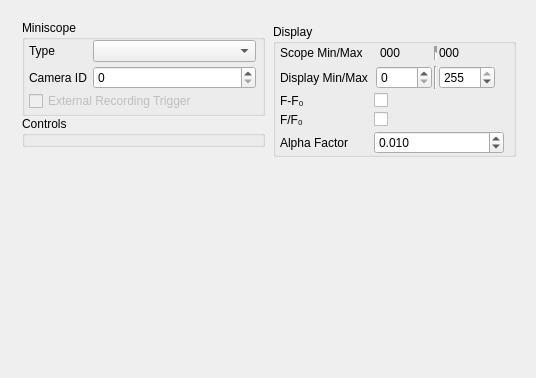
First picture: the form in src/modules/miniscope/miniscopesettingsdialog.ui, repository syntalos/syntalos, before the edit.
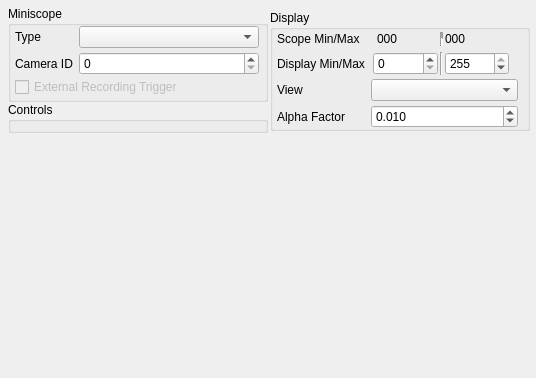
Second picture: the form after the edit.

Commit message: miniscope: Adjust for library API changes

What changed in the file:
```diff
--- a/src/modules/miniscope/miniscopesettingsdialog.ui
+++ b/src/modules/miniscope/miniscopesettingsdialog.ui
@@ -14,9 +14,39 @@
    <string>Dialog</string>
   </property>
   <layout class="QVBoxLayout" name="verticalLayout_6">
+   <property name="spacing">
+    <number>4</number>
+   </property>
+   <property name="leftMargin">
+    <number>6</number>
+   </property>
+   <property name="topMargin">
+    <number>6</number>
+   </property>
+   <property name="rightMargin">
+    <number>6</number>
+   </property>
+   <property name="bottomMargin">
+    <number>6</number>
+   </property>
    <item>
     <widget class="QWidget" name="widget_5" native="true">
      <layout class="QHBoxLayout" name="horizontalLayout">
+      <property name="spacing">
+       <number>0</number>
+      </property>
+      <property name="leftMargin">
+       <number>0</number>
+      </property>
+      <property name="topMargin">
+       <number>0</number>
+      </property>
+      <property name="rightMargin">
+       <number>0</number>
+      </property>
+      <property name="bottomMargin">
+       <number>0</number>
+      </property>
       <item>
        <widget class="QWidget" name="widgetA" native="true">
         <layout class="QVBoxLayout" name="verticalLayout_4">
@@ -72,7 +102,7 @@
                </widget>
               </item>
               <item row="0" column="1">
-               <widget class="QComboBox" name="scopeTypeComboBox"/>
+               <widget class="QComboBox" name="deviceTypeCB"/>
               </item>
               <item row="1" column="0">
                <widget class="QLabel" name="lblCamId">
@@ -312,42 +342,14 @@
                 </layout>
                </widget>
               </item>
-              <item row="2" column="0">
-               <widget class="QLabel" name="bgSubstLabel">
-                <property name="text">
-                 <string>F-F₀</string>
-                </property>
-               </widget>
-              </item>
-              <item row="2" column="1">
-               <widget class="QCheckBox" name="bgSubstCheckBox">
-                <property name="toolTip">
-                 <string>Subtract moving average from displayed image</string>
-                </property>
-               </widget>
-              </item>
               <item row="3" column="0">
-               <widget class="QLabel" name="bgDivLabel">
-                <property name="text">
-                 <string>F/F₀</string>
-                </property>
-               </widget>
-              </item>
-              <item row="3" column="1">
-               <widget class="QCheckBox" name="bgDivCheckBox">
-                <property name="toolTip">
-                 <string>Display image divided by moving average</string>
-                </property>
-               </widget>
-              </item>
-              <item row="4" column="0">
                <widget class="QLabel" name="accumulateAlphaLabel">
                 <property name="text">
                  <string>Alpha Factor</string>
                 </property>
                </widget>
               </item>
-              <item row="4" column="1">
+              <item row="3" column="1">
                <widget class="QDoubleSpinBox" name="accAlphaSpinBox">
                 <property name="toolTip">
                  <string>Accumulated average update speed (~1 = forget earlier frames quickly, ~0 = never forget earlier frames)</string>
@@ -369,6 +371,16 @@
                 </property>
                </widget>
               </item>
+              <item row="2" column="0">
+               <widget class="QLabel" name="viewLabel">
+                <property name="text">
+                 <string>View</string>
+                </property>
+               </widget>
+              </item>
+              <item row="2" column="1">
+               <widget class="QComboBox" name="viewModeCB"/>
+              </item>
              </layout>
             </item>
            </layout>
```
The commit also changes 2 other files.
